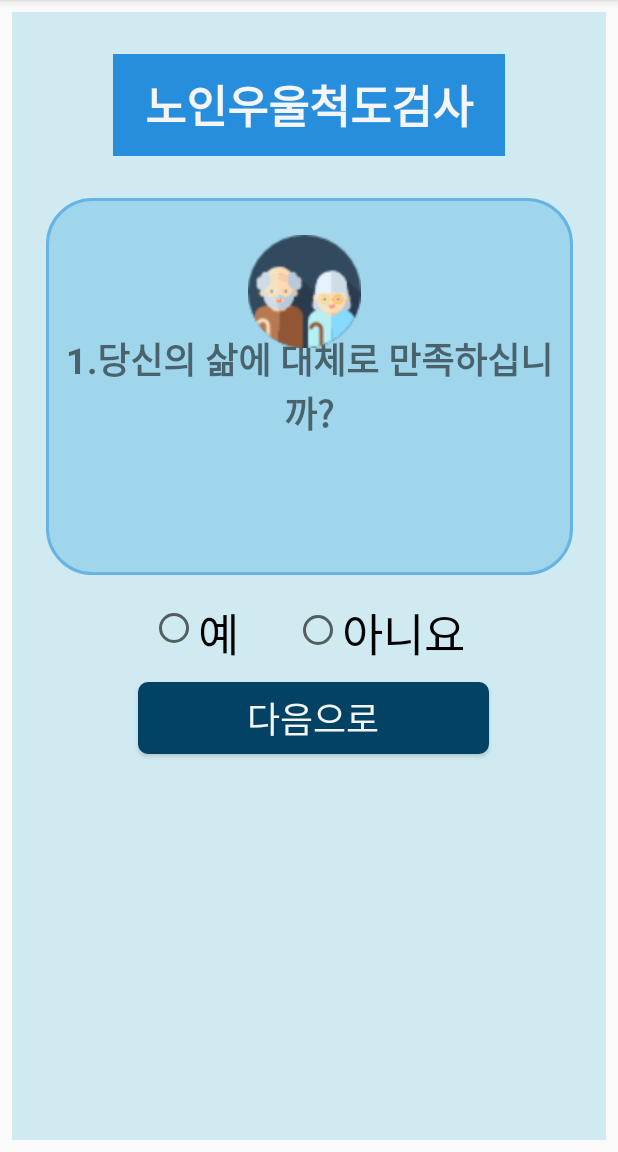
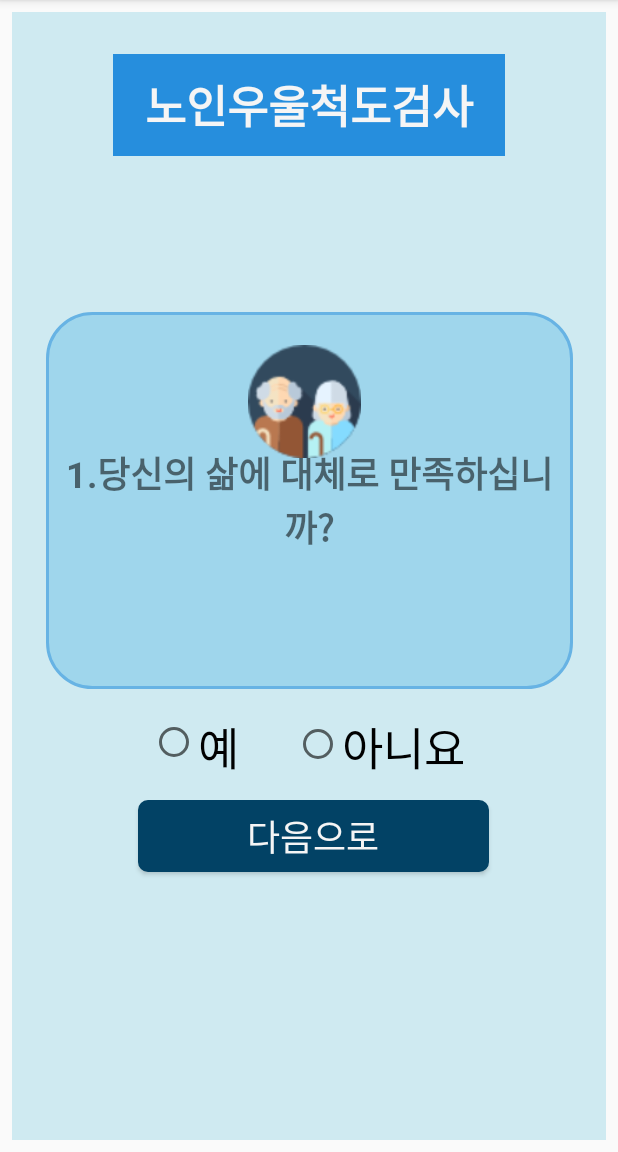
Before and after one commit to gkdl2197/AppGame, an Android app: the test3Fragment screen opened directly, with no data from a screen before it, on a phone screen of 412 x 824 dp, the part 84-1236 px from its top. Run offline under Robolectric (Android 15) with nearby library versions, the phone set to English and light mode, and no system bars.

Commit message:
게임 검사 Fragment and Result  코딩

```diff
--- a/app/src/main/java/edu/android/appgame/test/test3/test3Fragment.java
+++ b/app/src/main/java/edu/android/appgame/test/test3/test3Fragment.java
@@ -66,11 +66,10 @@ public class test3Fragment extends Fragment {
     @Override
     public View onCreateView(LayoutInflater inflater, ViewGroup container2, Bundle savedInstanceState) {
         View view= inflater.inflate(R.layout.activity_test3_fragment,container2,false);
-        textSurvey3= view.findViewById(R.id.textSurvey1);
+        textSurvey3= view.findViewById(R.id.textSurvey3);
         btnNext=  view.findViewById(R.id.btnNext);
         radioYes = view.findViewById(R.id.radioYes);
-        radioNo =  view.findViewById(R.id.radioNo);
-        textSurvey3= view.findViewById(R.id.textSurvey2);
+        radioNo =  view.findViewById(R.id.radioNever);
         if(savedInstanceState != null){
             currentIndex =savedInstanceState.getInt(KEY_INDEX);
             chageText();
--- a/app/src/main/res/layout/activity_prevention_1.xml
+++ b/app/src/main/res/layout/activity_prevention_1.xml
@@ -37,7 +37,7 @@
                     app:srcCompat="@drawable/idea111" />
 
                 <TextView
-                    android:id="@+id/textSurvey2"
+                    android:id="@+id/textSurvey3"
                     android:layout_width="321dp"
                     android:layout_height="match_parent"
                     android:text="치매관련 주요 구조"
--- a/app/src/main/res/layout/activity_test2_fragment.xml
+++ b/app/src/main/res/layout/activity_test2_fragment.xml
@@ -53,7 +53,7 @@
         app:layout_constraintEnd_toEndOf="parent"
         app:layout_constraintHorizontal_bias="0.496"
         app:layout_constraintStart_toStartOf="parent"
-        app:layout_constraintTop_toBottomOf="@+id/radioYes"
+        app:layout_constraintTop_toBottomOf="@+id/radioNever"
         app:layout_constraintVertical_bias="0.32999998" />
 
     <TextView
@@ -74,7 +74,7 @@
         app:layout_constraintTop_toTopOf="parent" />
 
     <RadioButton
-        android:id="@+id/radioYes"
+        android:id="@+id/radioNever"
         android:layout_width="90dp"
         android:layout_height="42dp"
         android:layout_marginStart="80dp"
--- a/app/src/main/res/layout/activity_test3_fragment.xml
+++ b/app/src/main/res/layout/activity_test3_fragment.xml
@@ -8,11 +8,11 @@
     tools:context=".test.test3.test3Fragment">
 
     <TextView
-        android:id="@+id/textSurvey2"
+        android:id="@+id/textSurvey3"
         android:layout_width="351dp"
         android:layout_height="251dp"
         android:layout_marginStart="8dp"
-        android:layout_marginTop="28dp"
+        android:layout_marginTop="104dp"
         android:layout_marginEnd="8dp"
         android:background="@drawable/round_backgound"
         android:gravity="center"
@@ -57,7 +57,7 @@
         app:layout_constraintTop_toTopOf="parent" />
 
     <RadioButton
-        android:id="@+id/radioNever"
+        android:id="@+id/radioYes"
         android:layout_width="89dp"
         android:layout_height="39dp"
         android:layout_marginStart="92dp"
@@ -66,19 +66,19 @@
         android:text="예"
         android:textSize="30sp"
         app:layout_constraintStart_toStartOf="parent"
-        app:layout_constraintTop_toBottomOf="@+id/textSurvey2" />
+        app:layout_constraintTop_toBottomOf="@+id/textSurvey3" />
 
     <RadioButton
-        android:id="@+id/radioYes"
+        android:id="@+id/radioNever"
         android:layout_width="136dp"
         android:layout_height="42dp"
         android:layout_marginEnd="72dp"
         android:layout_weight="1"
         android:text="아니요"
         android:textSize="30sp"
-        app:layout_constraintBottom_toBottomOf="@+id/radioNever"
+        app:layout_constraintBottom_toBottomOf="@+id/radioYes"
         app:layout_constraintEnd_toEndOf="parent"
-        app:layout_constraintTop_toTopOf="@+id/radioNever"
+        app:layout_constraintTop_toTopOf="@+id/radioYes"
         app:layout_constraintVertical_bias="0.0" />
 
     <ImageView
@@ -87,14 +87,25 @@
         android:layout_height="75dp"
         android:layout_marginTop="8dp"
         android:src="@drawable/grandparents"
-        app:layout_constraintEnd_toEndOf="@+id/textSurvey2"
+        app:layout_constraintEnd_toEndOf="@+id/textSurvey3"
         app:layout_constraintHorizontal_bias="0.502"
-        app:layout_constraintStart_toStartOf="@+id/textSurvey2"
-        app:layout_constraintTop_toTopOf="@+id/textSurvey2"
+        app:layout_constraintStart_toStartOf="@+id/textSurvey3"
+        app:layout_constraintTop_toTopOf="@+id/textSurvey3"
         android:layout_marginEnd="8dp"
         android:layout_marginBottom="8dp"
         android:text="다음으로"
         app:layout_constraintBottom_toBottomOf="parent"
         app:layout_constraintVertical_bias="0.031" />
 
+    <TextView
+        android:id="@+id/textWeek"
+        android:layout_width="match_parent"
+        android:layout_height="48dp"
+        android:layout_marginStart="8dp"
+        android:layout_marginEnd="8dp"
+        android:layout_marginBottom="28dp"
+        app:layout_constraintBottom_toTopOf="@+id/textSurvey3"
+        app:layout_constraintEnd_toEndOf="parent"
+        app:layout_constraintHorizontal_bias="0.0"
+        app:layout_constraintStart_toStartOf="parent" />
 </android.support.constraint.ConstraintLayout>
--- a/app/src/main/res/layout/activity_test3_result.xml
+++ b/app/src/main/res/layout/activity_test3_result.xml
@@ -35,7 +35,7 @@
         app:layout_constraintTop_toBottomOf="@+id/textView8" />
 
     <TextView
-        android:id="@+id/textScore"
+        android:id="@+id/textScore3"
         android:layout_width="73dp"
         android:layout_height="42dp"
         android:layout_marginStart="8dp"
```
Also changed, not shown: app/src/main/java/edu/android/appgame/test/TestSelectActivity.java (+2 -2 lines), app/src/main/java/edu/android/appgame/test/test1/test1Fragment.java (+1 -1 lines), app/src/main/java/edu/android/appgame/test/test2/Explain2Dementia.java (+1 -1 lines), app/src/main/java/edu/android/appgame/test/test2/test2Fragment.java (+1 -1 lines), app/src/main/java/edu/android/appgame/test/test3/Explain3Dementia.java (+1 -1 lines), app/src/main/java/edu/android/appgame/test/test3/test3Result.java (+3 -5 lines), app/src/main/res/layout/activity_test1_fragment.xml (+12 -12 lines), app/src/main/res/layout/activity_test2_dementia.xml (renamed from app/src/main/res/layout/activity_test2_explain.xml).
